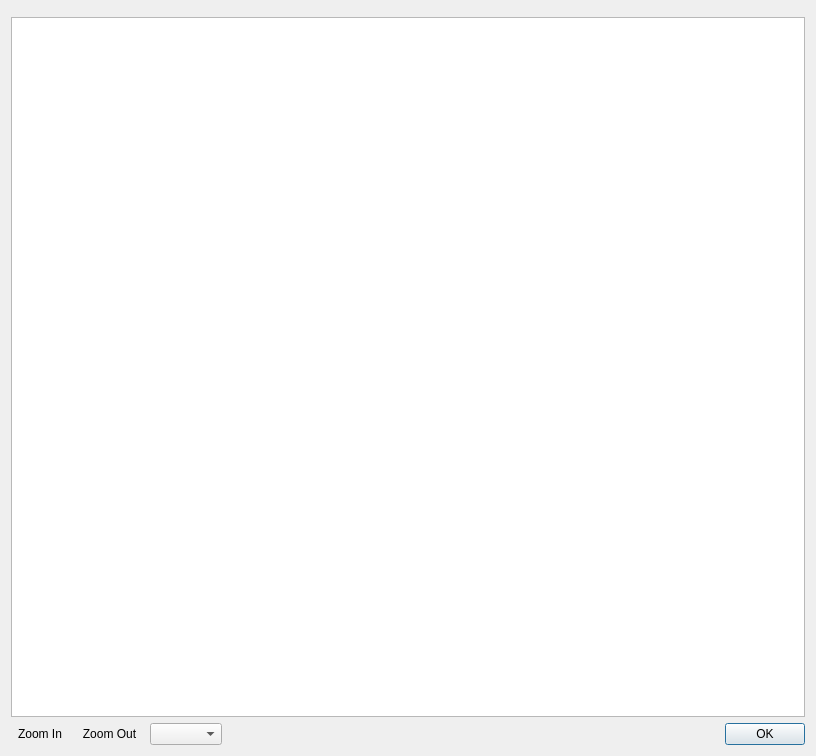
Qt form ui/sampling_report.ui (SMByC/AcATaMa) before a commit.
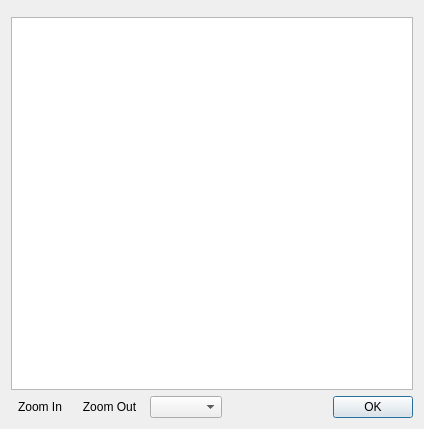
The same form after that commit. Icons and pictures are not drawn. Custom widgets are drawn as their Qt base class.

Commit message: Changing default window sizes

What changed in the file:
```diff
--- a/ui/sampling_report.ui
+++ b/ui/sampling_report.ui
@@ -6,8 +6,8 @@
    <rect>
     <x>0</x>
     <y>0</y>
-    <width>816</width>
-    <height>756</height>
+    <width>424</width>
+    <height>429</height>
    </rect>
   </property>
   <property name="windowTitle">
```
The commit also changes 2 other files.
